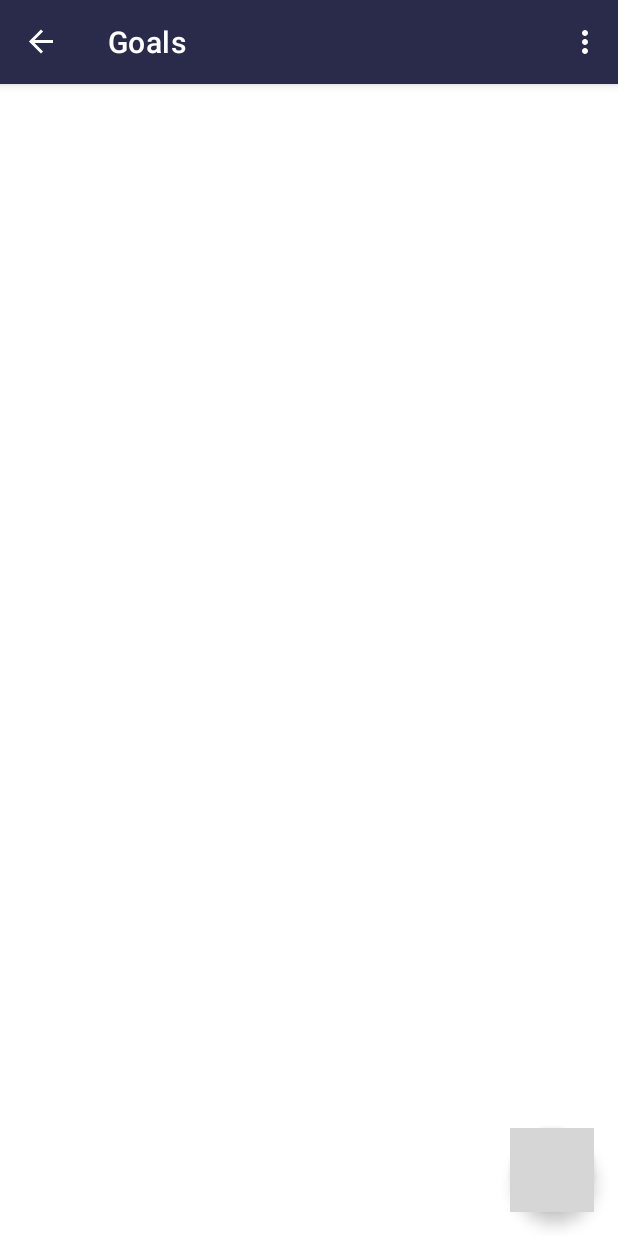
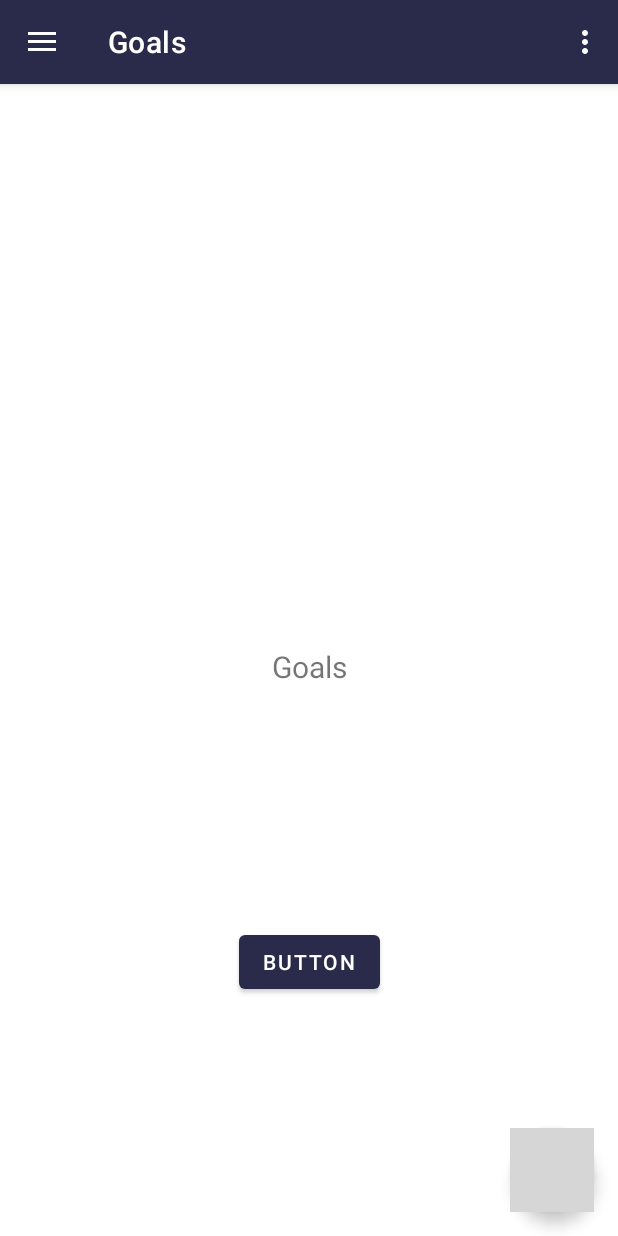
Before and after one commit to aryna93/RMIT-Group8-BITS, an Android app: the screen it shows after launch (MainActivity), in the side drawer, after a tap on "Goals", on a phone screen of 412 x 824 dp. Run offline under Robolectric (Android 15) with nearby library versions, the phone set to English and light mode, and no system bars; our stand-ins replace navigation-ui; grey boxes are pictures that could not be loaded.

```diff
--- a/Hability/app/src/main/java/com/syncstorm/hability/MainActivity.kt
+++ b/Hability/app/src/main/java/com/syncstorm/hability/MainActivity.kt
@@ -11,7 +11,14 @@ import androidx.navigation.ui.setupActionBarWithNavController
 import androidx.navigation.ui.setupWithNavController
 import androidx.drawerlayout.widget.DrawerLayout
 import androidx.appcompat.app.AppCompatActivity
+import androidx.fragment.app.Fragment
+import androidx.fragment.app.FragmentManager
+import androidx.lifecycle.ViewModel
+import com.google.android.material.snackbar.Snackbar.make
 import com.syncstorm.hability.databinding.ActivityMainBinding
+import com.syncstorm.hability.ui.goals.GoalsFragment
+import com.syncstorm.hability.ui.goals.GoalsViewModel
+import kotlin.concurrent.fixedRateTimer
 
 class MainActivity : AppCompatActivity() {
 
@@ -30,6 +37,8 @@ class MainActivity : AppCompatActivity() {
             Snackbar.make(view, "Create a new event", Snackbar.LENGTH_LONG)
                 .setAction("Action", null).show()
         }
+
+
         val drawerLayout: DrawerLayout = binding.drawerLayout
         val navView: NavigationView = binding.navView
         val navController = findNavController(R.id.nav_host_fragment_content_main)
@@ -37,7 +46,12 @@ class MainActivity : AppCompatActivity() {
         // menu should be considered as top level destinations.
         appBarConfiguration = AppBarConfiguration(
             setOf(
-                R.id.nav_home, R.id.nav_calendar, R.id.nav_scheduler
+                R.id.nav_home,
+                R.id.nav_calendar,
+                R.id.nav_scheduler,
+                R.id.nav_goals,
+                R.id.nav_statistics,
+                R.id.nav_settings
             ), drawerLayout
         )
         setupActionBarWithNavController(navController, appBarConfiguration)
--- a/Hability/app/src/main/java/com/syncstorm/hability/ui/goals/GoalsFragment.kt
+++ b/Hability/app/src/main/java/com/syncstorm/hability/ui/goals/GoalsFragment.kt
@@ -1,32 +1,55 @@
 package com.syncstorm.hability.ui.goals
 
-import androidx.lifecycle.ViewModelProvider
 import android.os.Bundle
-import androidx.fragment.app.Fragment
 import android.view.LayoutInflater
 import android.view.View
 import android.view.ViewGroup
+import android.widget.Button
+import android.widget.TextView
+import androidx.fragment.app.Fragment
+import androidx.lifecycle.ViewModelProvider
 import com.syncstorm.hability.R
+import com.syncstorm.hability.databinding.GoalsFragmentBinding
+
 
 class GoalsFragment : Fragment() {
 
-    companion object {
-        fun newInstance() = GoalsFragment()
-    }
-
-    private lateinit var viewModel: GoalsViewModel
+    private lateinit var goalsViewModel: GoalsViewModel
+    private var _binding: GoalsFragmentBinding? = null
+    private val binding get() = _binding!!
 
     override fun onCreateView(
-        inflater: LayoutInflater, container: ViewGroup?,
+        inflater: LayoutInflater,
+        container: ViewGroup?,
         savedInstanceState: Bundle?
     ): View? {
-        return inflater.inflate(R.layout.goals_fragment, container, false)
+        goalsViewModel =
+            ViewModelProvider(this).get(GoalsViewModel::class.java)
+
+        _binding = GoalsFragmentBinding.inflate(inflater, container, false)
+        val root: View = binding.root
+
+
+        val textView: TextView = binding.textGoals
+        goalsViewModel.text.observe(viewLifecycleOwner, {
+            textView.text = it
+        })
+        return root
+
+
     }
 
     override fun onActivityCreated(savedInstanceState: Bundle?) {
         super.onActivityCreated(savedInstanceState)
-        viewModel = ViewModelProvider(this).get(GoalsViewModel::class.java)
-        // TODO: Use the ViewModel
+        goalsViewModel = ViewModelProvider(this).get(goalsViewModel::class.java)
+
+
     }
 
+    override fun onDestroyView() {
+        super.onDestroyView()
+        _binding = null
+    }
+
+
 }
--- a/Hability/app/src/main/java/com/syncstorm/hability/ui/goals/GoalsViewModel.kt
+++ b/Hability/app/src/main/java/com/syncstorm/hability/ui/goals/GoalsViewModel.kt
@@ -5,7 +5,6 @@ import androidx.lifecycle.MutableLiveData
 import androidx.lifecycle.ViewModel
 
 class GoalsViewModel : ViewModel() {
-
     private val _text = MutableLiveData<String>().apply {
         value = "Goals"
     }
--- a/Hability/app/src/main/res/layout/goals_fragment.xml
+++ b/Hability/app/src/main/res/layout/goals_fragment.xml
@@ -5,6 +5,8 @@
     android:layout_width="match_parent"
     android:layout_height="match_parent"
     tools:context=".ui.goals.GoalsFragment">
+
+
 
     <TextView
         android:id="@+id/text_goals"
@@ -20,4 +22,15 @@
         app:layout_constraintStart_toStartOf="parent"
         app:layout_constraintTop_toTopOf="parent" />
 
+    <Button
+        android:id="@+id/add_goals"
+        android:layout_width="wrap_content"
+        android:layout_height="wrap_content"
+        android:text="Button"
+        app:layout_constraintBottom_toBottomOf="parent"
+        app:layout_constraintEnd_toEndOf="parent"
+        app:layout_constraintStart_toStartOf="parent"
+        app:layout_constraintTop_toBottomOf="@+id/text_goals" />
+
+
 </androidx.constraintlayout.widget.ConstraintLayout>
```
Also changed, not shown: Hability/app/src/main/java/com/syncstorm/hability/ui/settings/SettingsFragment.kt (+32 -19 lines), Hability/app/src/main/res/layout/statistics_fragment.xml (+6 -1 lines).
